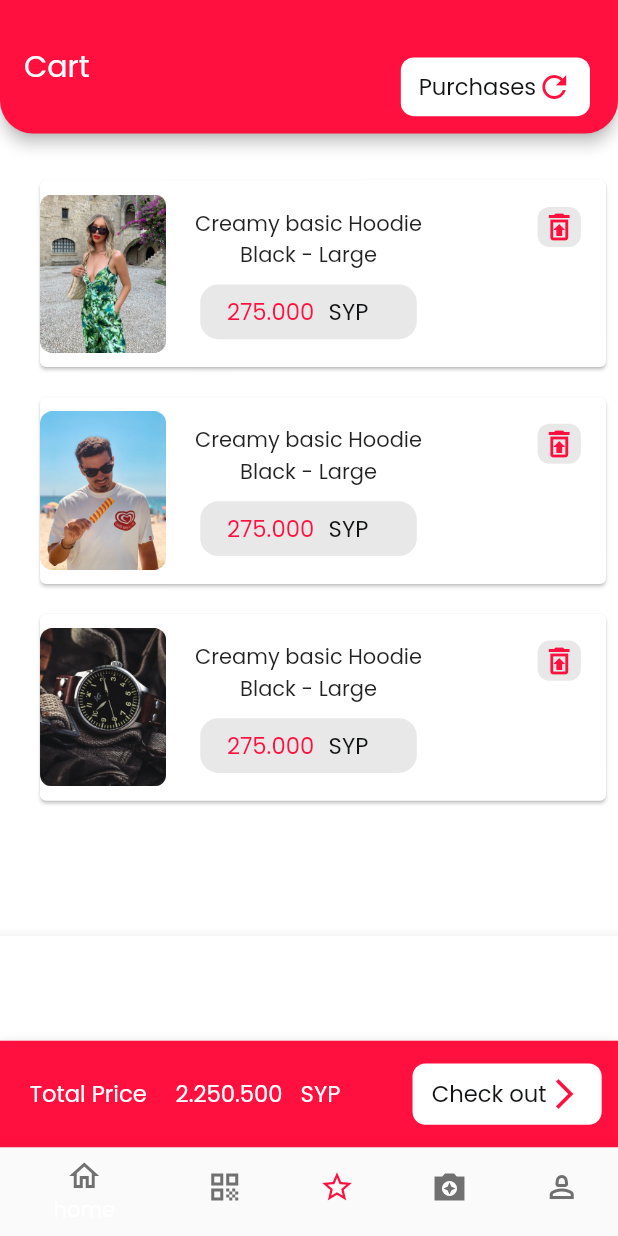
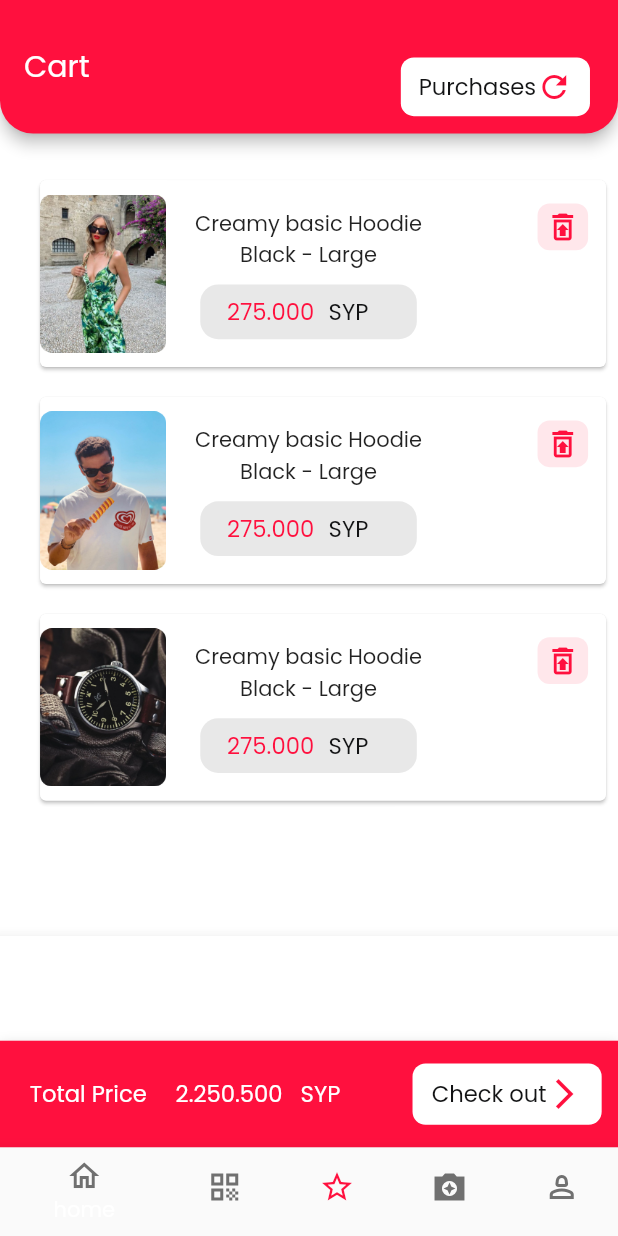
Before and after one commit to Aisha-Biazed/Alpha-brand, a Flutter app: the CartBodyView screen opened directly, on a phone screen of 412 x 824 dp. Run offline on Flutter 3.47's test engine with Material 2 defaults, Android fonts, the light colour scheme and no system bars; our stand-ins replace dots_indicator, flutter_screenutil, get.

Commit message:
the last upload Tody

```diff
--- a/lib/Presentation/Cart/widgets/card_item.dart
+++ b/lib/Presentation/Cart/widgets/card_item.dart
@@ -66,10 +66,10 @@ final String img;
           80.horizontalSpace,
           Container(
             margin: REdgeInsetsDirectional.only(bottom: 70, top: 0),
-            height: 30.h,
-            width: 30.w,
+            height: 35.h,
+            width: 35.w,
             decoration: BoxDecoration(
-              color: ColorManager.secodnary,
+              color: ColorManager.primary.withOpacity(0.1),
               borderRadius: BorderRadius.circular(8)
             ),
               child: Icon(Icons.restore_from_trash_outlined ,color: ColorManager.primary,)),
```
